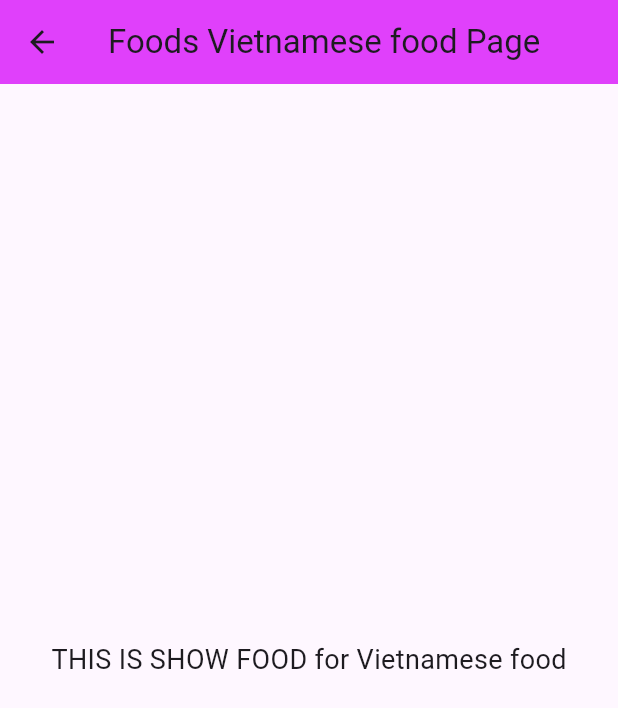
After one commit to nguyenhuyttns/Food_App, a Flutter app: the screen it shows after launch, after a tap on "Vietnamese food", on a phone screen of 412 x 824 dp. The commit adds this screen. Shown: the top 708 px of the screen. Run offline on Flutter 3.47's test engine with Material 3 defaults, Android fonts, the phone set to English and light mode, and no system bars.

Commit message:
Tranfer data between two screen with constructor

```diff
--- a/my_food_app/lib/category_item.dart
+++ b/my_food_app/lib/category_item.dart
@@ -1,15 +1,28 @@
 import 'package:flutter/material.dart';
+import './food_page.dart';
 import './models/category.dart';
 
 class CategoryItem extends StatelessWidget {
-  //1-category - 1 categoory object
   Category category;
+
   CategoryItem({required this.category});
 
   @override
   Widget build(BuildContext context) {
     Color _color = category.color;
-    return Container(
+
+    return InkWell(
+      onTap: () {
+        print("Tap to category: ${this.category.content}");
+        Navigator.of(context).push(
+          MaterialPageRoute(
+            builder: (context) => FoodsPage(
+              category: category,
+            ), // Đảm bảo tên chính xác
+          ),
+        );
+      },
+      splashColor: Colors.purpleAccent,
       child: Container(
         decoration: BoxDecoration(
           gradient: LinearGradient(
@@ -20,7 +33,6 @@ class CategoryItem extends StatelessWidget {
             begin: Alignment.topRight,
             end: Alignment.bottomLeft,
           ),
-          color: _color,
           borderRadius: BorderRadius.circular(20),
         ),
         child: Column(
--- /dev/null
+++ b/my_food_app/lib/food_page.dart
@@ -0,0 +1,25 @@
+import 'package:flutter/material.dart';
+import 'package:my_food_app/models/category.dart';
+
+class FoodsPage extends StatelessWidget {
+  final Category category;
+
+  // Constructor nhận tham số 'category'
+  FoodsPage({required this.category});
+
+  @override
+  Widget build(BuildContext context) {
+    return Scaffold(
+      appBar: AppBar(
+        title: Text('Foods ${category.content} Page'),
+        backgroundColor: Colors.purpleAccent,
+      ),
+      body: Center(
+        child: Text(
+          'THIS IS SHOW FOOD for ${category.content}',
+          style: TextStyle(fontSize: 18),
+        ),
+      ),
+    );
+  }
+}
```
